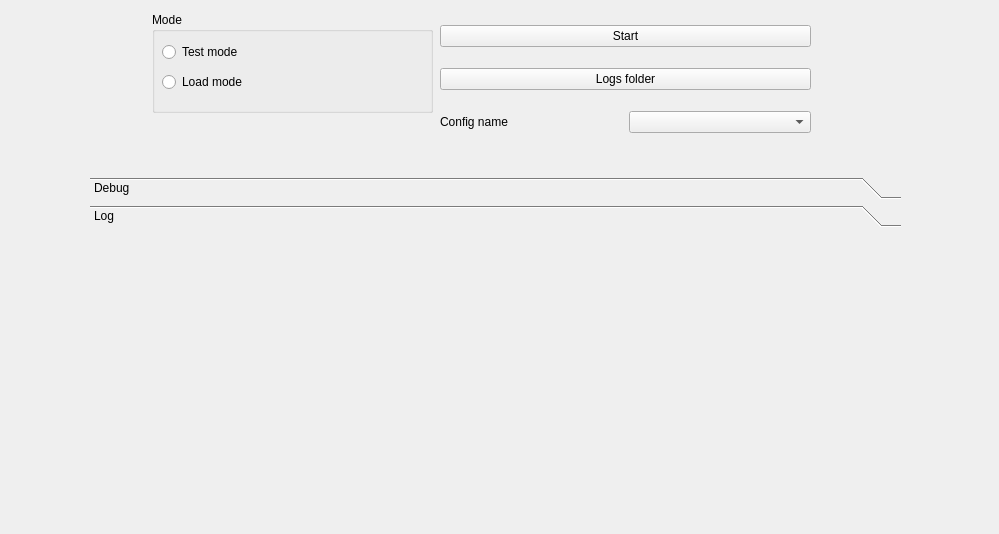
Old version of the form GUI/gui_qt/loader.ui in the repository dmitry-pedchenko/Designer_Etl.
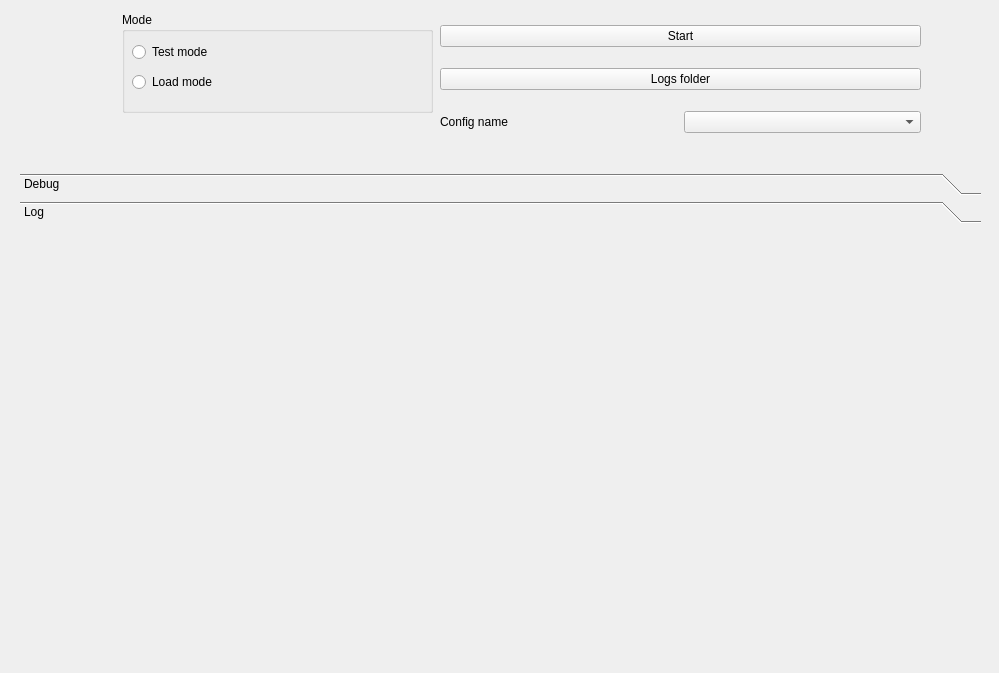
New version of the form.

```diff
--- a/GUI/gui_qt/loader.ui
+++ b/GUI/gui_qt/loader.ui
@@ -7,7 +7,7 @@
     <x>0</x>
     <y>0</y>
     <width>999</width>
-    <height>534</height>
+    <height>673</height>
    </rect>
   </property>
   <property name="windowTitle">
@@ -16,9 +16,9 @@
   <widget class="QWidget" name="verticalLayoutWidget">
    <property name="geometry">
     <rect>
-     <x>152</x>
+     <x>122</x>
      <y>12</y>
-     <width>281</width>
+     <width>311</width>
      <height>101</height>
     </rect>
    </property>
@@ -65,10 +65,10 @@
   <widget class="QToolBox" name="toolBox">
    <property name="geometry">
     <rect>
-     <x>90</x>
-     <y>177</y>
-     <width>811</width>
-     <height>321</height>
+     <x>20</x>
+     <y>173</y>
+     <width>961</width>
+     <height>477</height>
     </rect>
    </property>
    <property name="currentIndex">
@@ -92,8 +92,8 @@
      <rect>
       <x>0</x>
       <y>0</y>
-      <width>811</width>
-      <height>245</height>
+      <width>961</width>
+      <height>401</height>
      </rect>
     </property>
     <attribute name="label">
@@ -106,7 +106,7 @@
     <rect>
      <x>440</x>
      <y>10</y>
-     <width>371</width>
+     <width>481</width>
      <height>141</height>
     </rect>
    </property>
```
Left out of the diff: 4 changed lines with no effect on the pictures.
